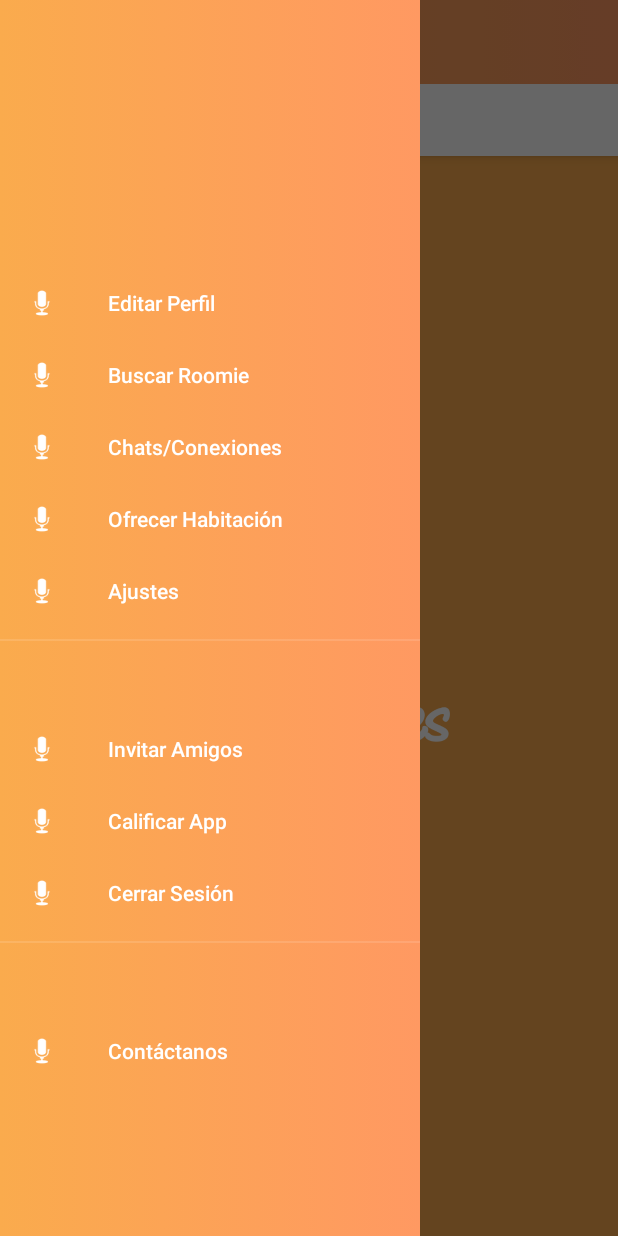
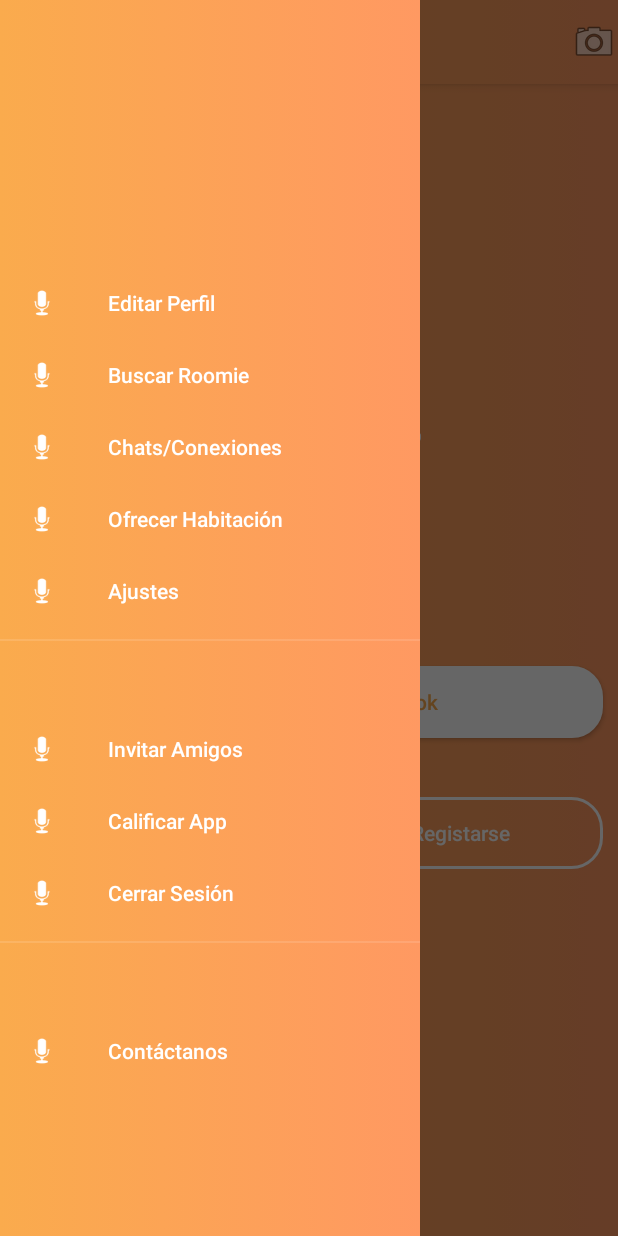
Before and after one commit to Rudiel/Just4Roomiesv2, an Android app: the ContainerActivity screen opened directly, with no data from a screen before it, with the side drawer open, on a phone screen of 412 x 824 dp. Run offline under Robolectric (Android 15) with nearby library versions, the phone set to English and light mode, and no system bars; libraries missing offline, so code that uses them is left out: com.facebook, com.facebook.login; plain views replace LoginButton.

Commit message:
re #00 adding container and fragments for room, edit profile and serach roomies

```diff
--- a/app/src/main/java/com/narumasolutions/just4roomies/Just4RoomiesServices.kt
+++ b/app/src/main/java/com/narumasolutions/just4roomies/Just4RoomiesServices.kt
@@ -1,6 +1,7 @@
 package com.narumasolutions.just4roomies
 
 import com.narumasolutions.just4roomies.Model.Request.RegisterNew
+import com.narumasolutions.just4roomies.Model.Request.Room
 import com.narumasolutions.just4roomies.Model.Request.User
 import com.narumasolutions.just4roomies.Model.Response.UserResponse
 import io.reactivex.Observable
@@ -20,7 +21,10 @@ interface Just4RoomiesServices {
     @GET("/api/GetUsers")
     fun getUsers(): Observable<List<User>>
 
-    @POST("Register")
+    @POST("api/Register")
     fun doRegister(@Body registerNew: RegisterNew): Observable<UserResponse>
 
+    @POST("api/SaveRoom")
+    fun saveRoom(@Body room: Room): Observable<ResponseBody>
+
 }
--- /dev/null
+++ b/app/src/main/java/com/narumasolutions/just4roomies/Model/Request/Room.kt
@@ -0,0 +1,3 @@
+package com.narumasolutions.just4roomies.Model.Request
+
+data class Room(val FechaDisponibilidad: String, val Amueblado: Boolean, val Costo: Double, val Latitud: Double, val Longitud: Double)
--- a/app/src/main/java/com/narumasolutions/just4roomies/UI/Container/ContainerActivity.kt
+++ b/app/src/main/java/com/narumasolutions/just4roomies/UI/Container/ContainerActivity.kt
@@ -1,43 +1,66 @@
 package com.narumasolutions.just4roomies.UI.Container
 
 import android.os.Bundle
+import android.support.v4.app.Fragment
+import android.support.v7.app.ActionBarDrawerToggle
 import android.support.v7.app.AppCompatActivity
 import android.view.Menu
+import android.view.View
 import com.narumasolutions.just4roomies.R
+import com.narumasolutions.just4roomies.UI.Container.Fragments.EditProfile.EditProfile_Fragment
+import com.narumasolutions.just4roomies.UI.Container.Fragments.Room.Room_Fragment
+import com.narumasolutions.just4roomies.UI.Container.Fragments.SerachRoomies.SearchRoomies_Fragment
 import kotlinx.android.synthetic.main.layout_container.*
 
-class ContainerActivity : AppCompatActivity(){
+class ContainerActivity : AppCompatActivity() {
 
     override fun onCreate(savedInstanceState: Bundle?) {
         super.onCreate(savedInstanceState)
 
         setContentView(R.layout.layout_container)
 
+        init()
+
+        setFragment(SearchRoomies_Fragment(), false)
+
+    }
+
+    private fun init() {
+
+        ivFilter.visibility = View.VISIBLE
+
         setSupportActionBar(toolbar)
 
         val headerView = navigation_view.getHeaderView(0)
 
         navigation_view.setNavigationItemSelectedListener {
-            when(it.itemId){
+            navigation_drawer.closeDrawers()
+            ivFilter.visibility = View.GONE
+            when (it.itemId) {
+
                 R.id.menu_buscarroomie -> {
+                    ivFilter.visibility = View.VISIBLE
+                    setFragment(SearchRoomies_Fragment(), false)
                     closeSession()
-                     true
+                    true
                 }
 
                 R.id.menu_ajustes -> {
                     closeSession()
                     true
                 }
-                R.id.menu_editarperfil ->{
+                R.id.menu_editarperfil -> {
+                    setFragment(EditProfile_Fragment(), false)
                     closeSession()
                     true
                 }
-                R.id.menu_ofrecer ->{
+                R.id.menu_ofrecer -> {
+                    setFragment(Room_Fragment(), false)
                     closeSession()
                     true
                 }
 
-                R.id.menu_chats ->{
+                R.id.menu_chats -> {
                     closeSession()
                     true
                 }
@@ -48,6 +71,18 @@ class ContainerActivity : AppCompatActivity(){
             }
         }
 
+
+        val mDrawerToggle = ActionBarDrawerToggle(
+                this,
+                navigation_drawer,
+                toolbar,
+                R.string.app_name
+                , R.string.app_name)
+
+        navigation_drawer.addDrawerListener(mDrawerToggle)
+        supportActionBar?.setDisplayHomeAsUpEnabled(true)
+        supportActionBar?.setHomeButtonEnabled(true)
+        mDrawerToggle.syncState()
     }
 
     override fun onCreateOptionsMenu(menu: Menu?): Boolean {
@@ -58,10 +93,16 @@ class ContainerActivity : AppCompatActivity(){
         return super.onPrepareOptionsMenu(menu)
     }
 
-    fun closeSession(){
+    fun closeSession() {
 
     }
 
+    fun setFragment(fragment: Fragment, backstack: Boolean) {
+        if (backstack)
+            supportFragmentManager.beginTransaction().replace(R.id.flContainer, fragment).addToBackStack(null).commit()
+        else
+            supportFragmentManager.beginTransaction().replace(R.id.flContainer, fragment).commit()
+    }
 
 
 }
--- /dev/null
+++ b/app/src/main/java/com/narumasolutions/just4roomies/UI/Container/Fragments/EditProfile/EditProfileViewModel.kt
@@ -0,0 +1 @@
+package com.narumasolutions.just4roomies.UI.Container.Fragments.EditProfile
--- /dev/null
+++ b/app/src/main/java/com/narumasolutions/just4roomies/UI/Container/Fragments/Room/RoomViewModel.kt
@@ -0,0 +1 @@
+package com.narumasolutions.just4roomies.UI.Container.Fragments.Room
--- /dev/null
+++ b/app/src/main/java/com/narumasolutions/just4roomies/UI/Container/Fragments/SerachRoomies/SearchRoomies_Fragment.kt
@@ -0,0 +1,22 @@
+package com.narumasolutions.just4roomies.UI.Container.Fragments.SerachRoomies
+
+import android.os.Bundle
+import android.support.v4.app.Fragment
+import android.view.LayoutInflater
+import android.view.View
+import android.view.ViewGroup
+import com.narumasolutions.just4roomies.R
+
+class SearchRoomies_Fragment : Fragment() {
+
+
+    override fun onCreateView(inflater: LayoutInflater, container: ViewGroup?, savedInstanceState: Bundle?): View? {
+        val view = inflater.inflate(R.layout.layout_login, container, false)
+        return view
+    }
+
+    override fun onActivityCreated(savedInstanceState: Bundle?) {
+        super.onActivityCreated(savedInstanceState)
+    }
+
+}
--- /dev/null
+++ b/app/src/main/java/com/narumasolutions/just4roomies/UI/Container/Fragments/SerachRoomies/SerachRoomiesViewModel.kt
@@ -0,0 +1 @@
+package com.narumasolutions.just4roomies.UI.Container.Fragments.SerachRoomies
--- a/app/src/main/java/com/narumasolutions/just4roomies/UI/Login/LoginActivity.kt
+++ b/app/src/main/java/com/narumasolutions/just4roomies/UI/Login/LoginActivity.kt
@@ -3,6 +3,7 @@ package com.narumasolutions.just4roomies.UI.Login;
 import android.arch.lifecycle.Observer
 import android.arch.lifecycle.ViewModelProvider
 import android.arch.lifecycle.ViewModelProviders
+import android.content.Intent
 import android.databinding.DataBindingUtil
 import android.os.Bundle;
 import android.support.v7.app.AppCompatActivity;
@@ -12,6 +13,7 @@ import com.narumasolutions.just4roomies.Creators.AlertDialog
 import com.narumasolutions.just4roomies.Model.Request.User
 
 import com.narumasolutions.just4roomies.R;
+import com.narumasolutions.just4roomies.UI.Container.ContainerActivity
 import com.narumasolutions.just4roomies.databinding.LayoutLoginSesionBinding
 import kotlinx.android.synthetic.main.layout_login_sesion.*
 
@@ -30,7 +32,7 @@ class LoginActivity : AppCompatActivity() {
         viewModel = ViewModelProviders.of(this).get(LoginViewModel::class.java)
 
         viewModel.response.observe(this, Observer { response ->
-            if (response == 400) openMainActivity() else response?.let { showErrorDialog(it) }
+            if (response == 200) openMainActivity() else response?.let { showErrorDialog(it) }
         })
 
         binding.loginViewModel = viewModel
@@ -72,7 +74,7 @@ class LoginActivity : AppCompatActivity() {
     }
 
     fun openMainActivity() {
-        finish()
+        startActivity(Intent(this@LoginActivity, ContainerActivity::class.java))
     }
 
 }
--- a/app/src/main/java/com/narumasolutions/just4roomies/UI/Login/LoginViewModel.kt
+++ b/app/src/main/java/com/narumasolutions/just4roomies/UI/Login/LoginViewModel.kt
@@ -61,7 +61,7 @@ class LoginViewModel : BaseViewModel() {
         response.value = userResponse.Code
     }*/
     fun onRetriveLoginSucces(responseBody: ResponseBody){
-       responseBody.byteStream()
+       response.value = 200
    }
 
     fun onRetriveLoginError(throwable: Throwable) {
--- a/app/src/main/res/layout/layout_container.xml
+++ b/app/src/main/res/layout/layout_container.xml
@@ -28,31 +28,41 @@
                 <RelativeLayout
                     android:layout_width="match_parent"
                     android:layout_height="match_parent"
-                    android:layout_marginRight="60dp">
+                    >
 
                     <ImageView
                         android:layout_width="150dp"
                         android:layout_height="150dp"
+                        android:paddingRight="60dp"
                         android:layout_centerInParent="true"
                         android:src="@drawable/logo_app_just"
-                        android:visibility="invisible" />
+                        android:visibility="visible" />
+
+                    <ImageView
+                        android:id="@+id/ivFilter"
+                        android:visibility="gone"
+                        android:layout_width="wrap_content"
+                        android:layout_alignParentRight="true"
+                        android:layout_centerVertical="true"
+                        android:layout_height="wrap_content"
+                        android:src="@android:drawable/ic_menu_camera"/>
                 </RelativeLayout>
 
             </android.support.v7.widget.Toolbar>
 
-            <android.support.design.widget.TabLayout
+          <!--  <android.support.design.widget.TabLayout
                 android:id="@+id/tabs"
                 android:layout_width="match_parent"
                 android:layout_height="wrap_content"
                 android:background="@android:color/white"
                 app:tabGravity="fill"
-                app:tabMode="fixed" />
+                app:tabMode="fixed" />-->
 
         </android.support.design.widget.AppBarLayout>
 
         <!-- main content view -->
-        <android.support.v4.view.ViewPager
-            android:id="@+id/vpPrincipal"
+        <FrameLayout
+            android:id="@+id/flContainer"
             android:layout_width="match_parent"
             android:layout_height="match_parent"
             app:layout_behavior="@string/appbar_scrolling_view_behavior" />
```
Also changed, not shown: app/src/main/java/com/narumasolutions/just4roomies/UI/Container/Fragments/EditProfile/EditProfile_Fragment.kt (added, +21 -0 lines), app/src/main/java/com/narumasolutions/just4roomies/UI/Container/Fragments/Room/Room_Fragment.kt (added, +22 -0 lines), app/src/main/res/layout/layout_fragment_room.xml (added, +182 -0 lines), app/src/main/res/layout/layout_personality.xml (+1 -6 lines).
